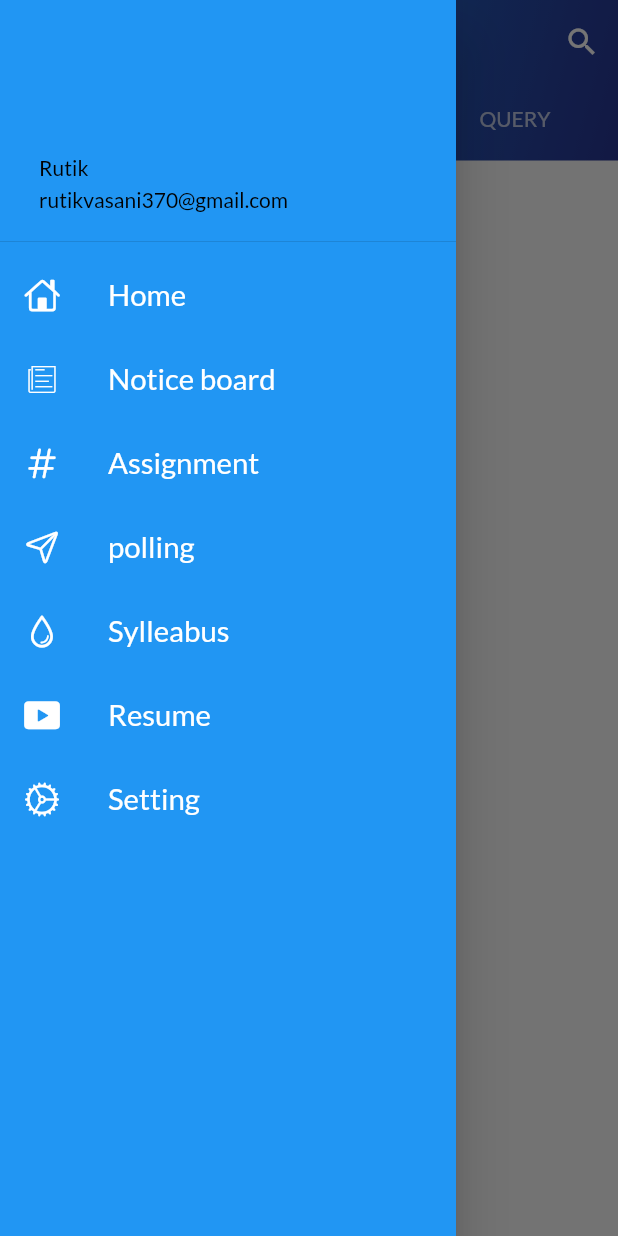
After one commit to RutikVasani/Unify, a Flutter app: the MainPage screen opened by its route, with the side drawer open, on a phone screen of 412 x 824 dp. The commit adds this screen. Run offline on Flutter 3.47's test engine with Material 2 defaults, Android fonts, the phone set to English and light mode, and no system bars; our stand-ins replace google_fonts.

Commit message:
main layout

```diff
--- /dev/null
+++ b/lib/drawer_manager/Sylleabus.dart
@@ -0,0 +1,16 @@
+import 'package:flutter/material.dart';
+
+class Sylleabus extends StatelessWidget {
+  const Sylleabus({Key? key}) : super(key: key);
+
+  @override
+  Widget build(BuildContext context) {
+    return Container(
+        child: Center(
+      child: Text(
+        "Sylleabus",
+        style: TextStyle(fontSize: 30),
+      ),
+    ));
+  }
+}
--- /dev/null
+++ b/lib/drawer_manager/assignment.dart
@@ -0,0 +1,16 @@
+import 'package:flutter/material.dart';
+
+class Assignment extends StatelessWidget {
+  const Assignment({Key? key}) : super(key: key);
+
+  @override
+  Widget build(BuildContext context) {
+    return Container(
+        child: Center(
+      child: Text(
+        "Assignment",
+        style: TextStyle(fontSize: 30),
+      ),
+    ));
+  }
+}
--- /dev/null
+++ b/lib/drawer_manager/notice_board.dart
@@ -0,0 +1,17 @@
+import 'package:flutter/material.dart';
+
+class NoticeBoard extends StatelessWidget {
+  const NoticeBoard({ Key? key }) : super(key: key);
+
+  @override
+  Widget build(BuildContext context) {
+    return Container(
+      child: Center(
+      child: Text(
+        "Notice Board",
+        style: TextStyle(fontSize: 30),
+      ),
+    )
+    );
+  }
+}
--- /dev/null
+++ b/lib/drawer_manager/polling.dart
@@ -0,0 +1,17 @@
+import 'package:flutter/material.dart';
+
+class Polling extends StatelessWidget {
+  const Polling({ Key? key }) : super(key: key);
+
+  @override
+  Widget build(BuildContext context) {
+    return Container(
+      child: Center(
+        child: Text(
+        "Polling",
+        style: TextStyle(fontSize: 30),
+    ),
+      )
+    );
+  }
+}
--- /dev/null
+++ b/lib/drawer_manager/resume.dart
@@ -0,0 +1,17 @@
+import 'package:flutter/material.dart';
+
+class Resume extends StatelessWidget {
+  const Resume({ Key? key }) : super(key: key);
+
+  @override
+  Widget build(BuildContext context) {
+    return Container(
+      child: Center(
+        child: Text(
+        "Resume",
+        style: TextStyle(fontSize: 30),
+    ),
+      )
+    );
+  }
+}
--- /dev/null
+++ b/lib/drawer_manager/setting.dart
@@ -0,0 +1,17 @@
+import 'package:flutter/material.dart';
+
+class Setting extends StatelessWidget {
+  const Setting({ Key? key }) : super(key: key);
+
+  @override
+  Widget build(BuildContext context) {
+    return Container(
+      child: Center(
+        child: Text(
+        "Setting",
+        style: TextStyle(fontSize: 30),
+    ),
+      )
+    );
+  }
+}
--- a/lib/main.dart
+++ b/lib/main.dart
@@ -1,4 +1,11 @@
 import 'package:flutter/material.dart';
+import 'package:flutter/services.dart';
+import 'package:flutter_application_1/drawer_manager/Sylleabus.dart';
+import 'package:flutter_application_1/drawer_manager/assignment.dart';
+import 'package:flutter_application_1/drawer_manager/notice_board.dart';
+import 'package:flutter_application_1/drawer_manager/polling.dart';
+import 'package:flutter_application_1/drawer_manager/resume.dart';
+import 'package:flutter_application_1/drawer_manager/setting.dart';
 import 'package:flutter_application_1/pages/forgot_page.dart';
 import 'package:flutter_application_1/pages/login_page.dart';
 import 'package:flutter_application_1/pages/main_page.dart';
@@ -7,6 +14,8 @@ import 'package:flutter_application_1/utils/routes.dart';
 import 'package:flutter_application_1/utils/themes.dart';
 
 void main() {
+  SystemChrome.setSystemUIOverlayStyle(SystemUiOverlayStyle(
+      statusBarColor: Colors.white, statusBarIconBrightness: Brightness.dark));
   runApp(MyApp());
 }
 
@@ -26,6 +35,12 @@ class MyApp extends StatelessWidget {
         MyRoutes.splashroutes: (context) => SplashScreen(),
         MyRoutes.forgotroutes: (context) => ForgotPassword(),
         MyRoutes.mainpageroutes: (context) => MainPage(),
+        MyRoutes.assignmentroutes: (context) => Assignment(),
+        MyRoutes.noticeboardroutes: (context) => NoticeBoard(),
+        MyRoutes.pollingroutes: (context) => Polling(),
+        MyRoutes.resumeroutes: (context) => Resume(),
+        MyRoutes.settingroutes: (context) => Setting(),
+        MyRoutes.sylleabusroutes: (context) => Sylleabus(),
       },
     );
   }
--- a/lib/pages/main_page.dart
+++ b/lib/pages/main_page.dart
@@ -1,4 +1,5 @@
 import 'package:flutter/material.dart';
+import 'package:flutter_application_1/widgets/drawer.dart';
 
 class MainPage extends StatefulWidget {
   @override
@@ -6,17 +7,63 @@ class MainPage extends StatefulWidget {
 }
 
 class _MainPageState extends State<MainPage> {
-  String name = "";
-  bool changeButton = false;
+  @override
+  Widget build(BuildContext context) => DefaultTabController(
+        length: 3,
+        child: Scaffold(
+          body: NestedScrollView(
+            floatHeaderSlivers: true,
+            headerSliverBuilder: (context, innerBoxScrolled) => [
+              SliverAppBar(
+                backgroundColor: Theme.of(context).scaffoldBackgroundColor,
+                pinned: true,
+                floating: true,
+                snap: true,
+                actions: [
+                  IconButton(
+                    icon: Icon(Icons.search),
+                    onPressed: () {},
+                    color: Colors.white,
+                  ),
+                ],
+                title: Text(
+                  "Unify",
+                  style: TextStyle(fontSize: 23, color: Colors.white),
+                ),
+                // backgroundColor: Colors.blue,
+                flexibleSpace: Container(
+                  decoration: BoxDecoration(
+                      gradient: LinearGradient(colors: [
+                    Colors.indigo.shade800,
+                    Colors.blue.shade500,
+                  ], begin: Alignment.bottomRight, end: Alignment.topLeft)),
+                ),
+                bottom: TabBar(
+                    indicatorColor: Colors.blue.shade300,
+                    indicatorWeight: 5,
+                    tabs: [
+                      Tab(text: 'CHATS'),
+                      Tab(text: 'CALENDER'),
+                      Tab(text: 'QUERY')
+                    ]),
+                titleSpacing: 0,
+                elevation: 20,
+              ),
+            ],
+            body: TabBarView(children: [
+              buildPage('Chat Page'),
+              buildPage('Celender'),
+              buildPage('query')
+            ]),
+          ),
+          drawer: MyDrawer(),
+        ),
+      );
+}
 
-  @override
-  Widget build(BuildContext context) {
-    return Material(
-      child: Center(
-          child: Text(
-        "main page",
-        style: TextStyle(color: Colors.black, fontSize: 30),
-      )),
+Widget buildPage(String text) => Center(
+      child: Text(
+        text,
+        style: TextStyle(fontSize: 30),
+      ),
     );
-  }
-}
--- a/lib/utils/routes.dart
+++ b/lib/utils/routes.dart
@@ -3,4 +3,10 @@ class MyRoutes {
   static String loginroutes = "/login";
   static String forgotroutes = "/forgot";
   static String mainpageroutes = "/mainpage";
+  static String assignmentroutes = "/assignment";
+  static String noticeboardroutes = "/noticeboard";
+  static String pollingroutes = "/polling";
+  static String resumeroutes = "/resume";
+  static String settingroutes = "/setting";
+  static String sylleabusroutes = "/sylleabus";
 }
--- a/lib/utils/themes.dart
+++ b/lib/utils/themes.dart
@@ -8,7 +8,7 @@ class MyTheme {
       appBarTheme: AppBarTheme(
         color: Colors.white,
         elevation: 0.0,
-        iconTheme: IconThemeData(color: Colors.deepPurple),
+        iconTheme: IconThemeData(color: Colors.white),
         textTheme: Theme.of(context).textTheme,
       ));
 
--- /dev/null
+++ b/lib/widgets/drawer.dart
@@ -0,0 +1,127 @@
+import 'package:flutter/cupertino.dart';
+import 'package:flutter/material.dart';
+import 'package:flutter_application_1/utils/routes.dart';
+
+class MyDrawer extends StatelessWidget {
+  const MyDrawer({Key? key}) : super(key: key);
+
+  @override
+  Widget build(BuildContext context) {
+    return Drawer(
+      child: Container(
+        color: Colors.blue,
+        child: ListView(
+          padding: EdgeInsets.zero,
+          children: [
+            DrawerHeader(
+              padding: EdgeInsets.symmetric(horizontal: 10),
+              child: UserAccountsDrawerHeader(
+                margin: EdgeInsets.zero,
+                accountName: Text(
+                  "Rutik",
+                  style: TextStyle(
+                    color: Colors.black,
+                  ),
+                ),
+                accountEmail: Text(
+                  "rutikvasani370@gmail.com",
+                  style: TextStyle(
+                    color: Colors.black,
+                  ),
+                ),
+              ),
+            ),
+            ListTile(
+              leading: Icon(
+                CupertinoIcons.home,
+                color: Colors.white,
+              ),
+              title: Text("Home",
+                  textScaleFactor: 1.4,
+                  style: TextStyle(
+                    color: Colors.white,
+                  )),
+              onTap: () =>
+                  Navigator.pushNamed(context, MyRoutes.mainpageroutes),
+            ),
+            ListTile(
+              leading: Icon(
+                CupertinoIcons.news,
+                color: Colors.white,
+              ),
+              title: Text("Notice board",
+                  textScaleFactor: 1.4,
+                  style: TextStyle(
+                    color: Colors.white,
+                  )),
+              onTap: () =>
+                  Navigator.pushNamed(context, MyRoutes.noticeboardroutes),
+            ),
+            ListTile(
+              leading: Icon(
+                CupertinoIcons.number,
+                color: Colors.white,
+              ),
+              title: Text("Assignment",
+                  textScaleFactor: 1.4,
+                  style: TextStyle(
+                    color: Colors.white,
+                  )),
+              onTap: () =>
+                  Navigator.pushNamed(context, MyRoutes.assignmentroutes),
+            ),
+            ListTile(
+              leading: Icon(
+                CupertinoIcons.paperplane,
+                color: Colors.white,
+              ),
+              title: Text("polling",
+                  textScaleFactor: 1.4,
+                  style: TextStyle(
+                    color: Colors.white,
+                  )),
+              onTap: () => Navigator.pushNamed(context, MyRoutes.pollingroutes),
+            ),
+            ListTile(
+              leading: Icon(
+                CupertinoIcons.drop,
+                color: Colors.white,
+              ),
+              title: Text("Sylleabus",
+                  textScaleFactor: 1.4,
+                  style: TextStyle(
+                    color: Colors.white,
+                  )),
+              onTap: () =>
+                  Navigator.pushNamed(context, MyRoutes.sylleabusroutes),
+            ),
+            ListTile(
+              leading: Icon(
+                CupertinoIcons.play_rectangle_fill,
+                color: Colors.white,
+              ),
+              title: Text("Resume",
+                  textScaleFactor: 1.4,
+                  style: TextStyle(
+                    color: Colors.white,
+                  )),
+              onTap: () => Navigator.pushNamed(context, MyRoutes.resumeroutes),
+            ),
+            ListTile(
+              leading: Icon(
+                CupertinoIcons.settings,
+                color: Colors.white,
+              ),
+              title: Text("Setting",
+                  textScaleFactor: 1.4,
+                  style: TextStyle(
+                    color: Colors.white,
+                  )),
+              onTap: () => Navigator.pushNamed(context, MyRoutes.settingroutes),
+            ),
+          ],
+        ),
+      ),
+    );
+  }
+}
```
